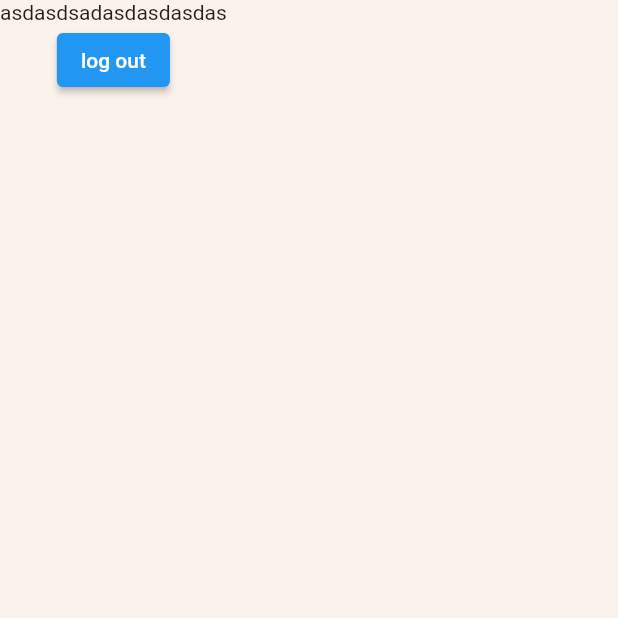
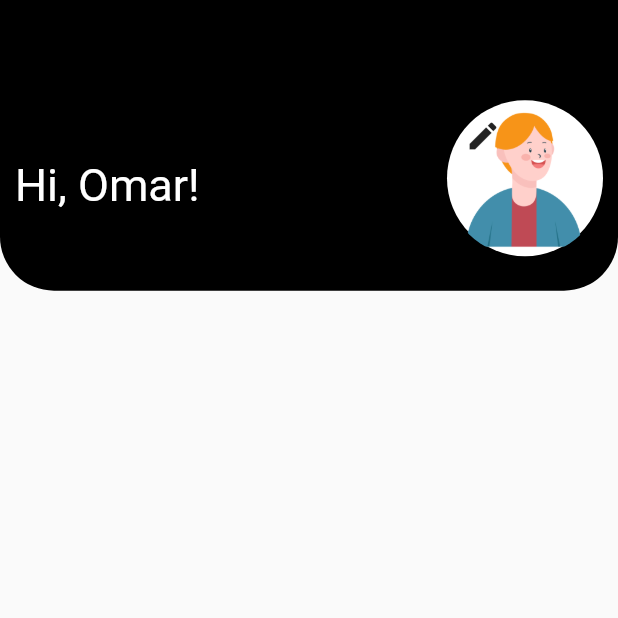
Before and after one commit to omarahmad1999/tourism_new, a Flutter app: the ProfileScreen screen opened directly, on a phone screen of 412 x 824 dp, the top half of it. Run offline on Flutter 3.47's test engine with Material 2 defaults, Android fonts, the phone set to English and light mode, and no system bars; our stand-ins replace card_swiper, cloud_firestore, email_validator, firebase_auth, firebase_core, image_picker; missing offline and left inert: tflite; accounts and stored records are empty.

Commit message:
add profile picture

```diff
--- a/lib/screens/profile_screen.dart
+++ b/lib/screens/profile_screen.dart
@@ -1,20 +1,80 @@
 import 'package:flutter/material.dart';
 import 'package:tourism_new/constants.dart';
 import 'package:firebase_auth/firebase_auth.dart';
+import 'package:image_picker/image_picker.dart';
+import 'dart:io';
 
 
-class ProfileScreen extends StatelessWidget {
+class ProfileScreen extends StatefulWidget {
+  @override
+  State<ProfileScreen> createState() => _ProfileScreenState();
+}
 
+class _ProfileScreenState extends State<ProfileScreen> {
+  final _picker = ImagePicker();
+  File? _image;
   @override
   Widget build(BuildContext context) {
+    Size size = MediaQuery.of(context).size;
     return Scaffold(
-        backgroundColor: kScaffoldColour,
-        body: Column(
-          children: [
-            Text('asdasdsadasdasdasdas'),
-            ElevatedButton(onPressed:() => FirebaseAuth.instance.signOut(), child: Text('log out'))
-          ],
-        )
+      appBar: AppBar(elevation: 0,backgroundColor:Colors.black,),
+      body: Column(
+        children: [
+          Container(
+            height: size.height*0.2,
+            child: Stack(
+              children: [
+                Container(
+
+                  height: (size.height*0.2) -27,
+                  decoration: BoxDecoration(color: Colors.black,
+                  borderRadius: BorderRadius.only(
+                    bottomLeft: Radius.circular(36),
+                    bottomRight: Radius.circular(36)
+                  )
+                  ),
+                ),
+      Positioned(
+             right: 10,
+        bottom: 50,
+        child: Stack(
+          children:[CircleAvatar(
+            backgroundColor: Colors.white,
+            radius: 52,
+
+            child: ClipRRect(
+              borderRadius:BorderRadius.circular(50),
+
+              child: _image==null?Image.asset('assets/male_avatar.png'):Image.file(
+                  _image!),
+            ),
+          ),
+            IconButton(onPressed: ()async{
+              var pickedFile = await _picker.getImage(source: ImageSource.gallery);
+              if (pickedFile != null) {
+                setState(() {
+                  _image = File(pickedFile.path);
+
+                  print('here broooo');
+                  print(_image);
+                });
+              } else {
+                return null;
+              }
+            }, icon: Icon(Icons.edit))
+          ]
+        ),),
+                Positioned
+                  (left: 10,
+                    bottom: 80,
+                    child: Text('Hi, Omar!',style: TextStyle(color: Colors.white,fontSize: 30),))
+
+
+              ],
+            ),
+          )
+        ],
+      ),
     );
   }
 }
```
Also changed, not shown: assets/female_avatar.png (added), assets/male_avatar.png (added).
